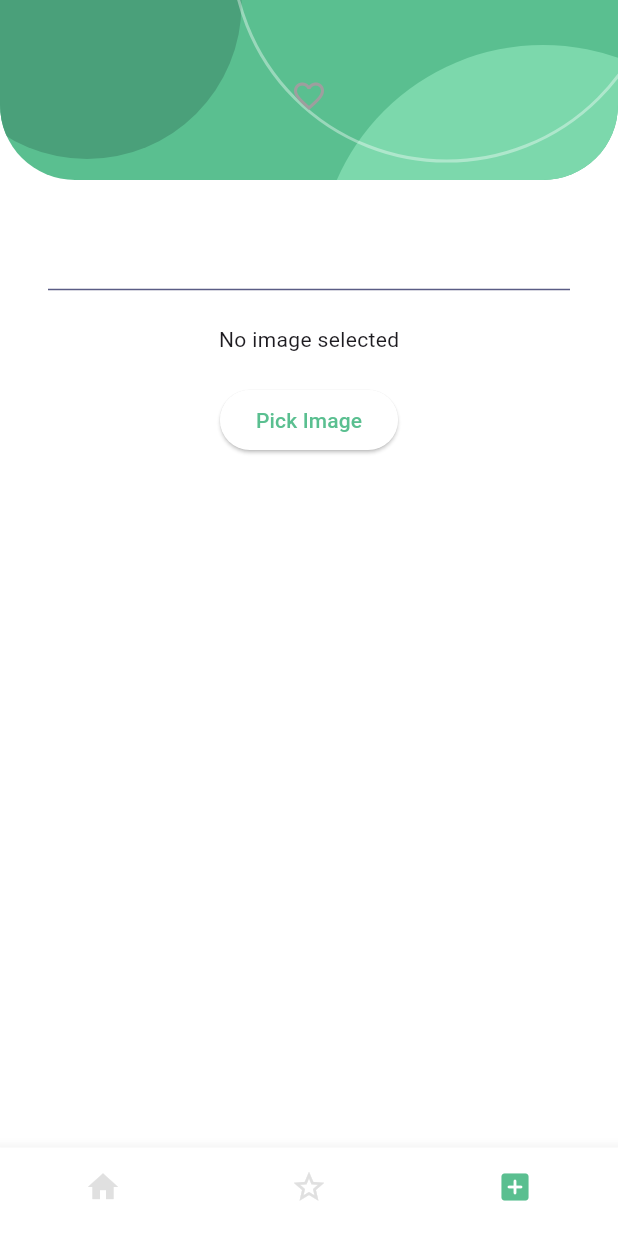
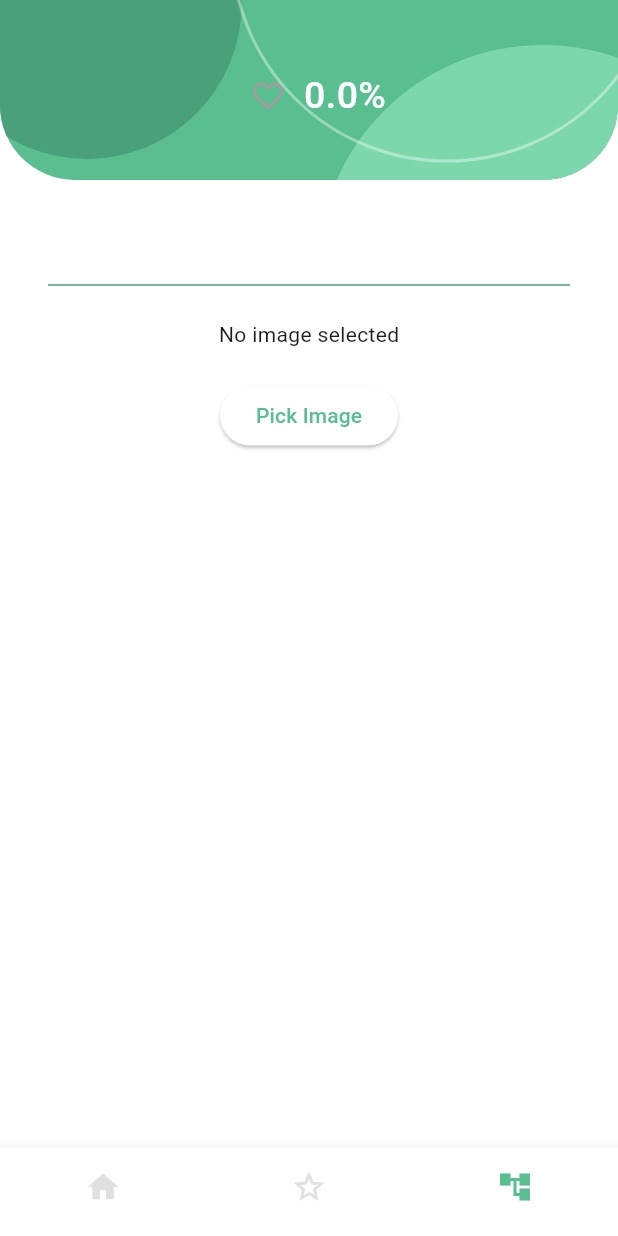
Before and after one commit to mehranghaffarian/Heart-View-Classifier, a Flutter app: the ModelDetailPage screen opened directly with empty values, on a phone screen of 412 x 824 dp. Run offline on Flutter 3.47's test engine with Material 3 defaults, Android fonts, the phone set to English and light mode, and no system bars; our stand-ins replace image_picker, sqflite; missing offline and left inert: tflite_flutter; accounts and stored records are empty.

Commit message:
model edtail page UI enhanced a bit

```diff
--- a/lib/src/pages/model_detail_page.dart
+++ b/lib/src/pages/model_detail_page.dart
@@ -8,10 +8,6 @@ import 'package:hvc_app/src/pages/saved_page.dart';
 import 'package:hvc_app/src/theme/color/light_color.dart';
 import 'package:hvc_app/src/widgets/bottom_navigation_bar.dart';
 import 'package:hvc_app/src/widgets/header.dart';
-import 'package:image_picker/image_picker.dart';
-import 'dart:io';
-import 'dart:typed_data';
-import 'package:flutter/material.dart';
 import 'package:image/image.dart' as img;
 import 'package:image_picker/image_picker.dart';
 import 'package:tflite_flutter/tflite_flutter.dart';
@@ -41,7 +37,7 @@ class _ModelDetailPageState extends State<ModelDetailPage> {
         'assets/models/${widget.model.name}.tflite');
   }
 
-  Future<void> _pickAndClassifyImage() async {
+  Future<void> _pickImage() async {
     final pickedFile =
         await ImagePicker().pickImage(source: ImageSource.gallery);
 
@@ -50,7 +46,12 @@ class _ModelDetailPageState extends State<ModelDetailPage> {
         _image = File(pickedFile.path);
         _predictedLabel = null;
       });
+      await Future.delayed(const Duration(seconds: 1));
+      _classifyImage(pickedFile);
+    }
+  }
 
+  Future<void> _classifyImage(XFile pickedFile) async {
     // Read raw bytes
     final raw = await File(pickedFile.path).readAsBytes();
     img.Image? image = img.decodeImage(raw);
@@ -116,9 +117,8 @@ class _ModelDetailPageState extends State<ModelDetailPage> {
     double confidence = prediction[maxIndex];
 
     setState(() {
-        _predictedLabel = predictedClass+prediction.toString();
+      _predictedLabel = predictedClass; // + prediction.toString()
     });
-    }
   }
 
     @override
@@ -171,6 +171,14 @@ class _ModelDetailPageState extends State<ModelDetailPage> {
                       setState(() {}); // Update UI
                     },
                   ),
+                  Text(
+                    "${model.accuracy}%",
+                    style: const TextStyle(
+                      color: Colors.white,
+                      fontSize: 25,
+                      fontWeight: FontWeight.w500,
+                    ),
+                  ),
                 ],
               ),
             ),
@@ -185,10 +193,15 @@ class _ModelDetailPageState extends State<ModelDetailPage> {
                     textAlign: TextAlign.justify,
                     overflow: TextOverflow.visible,
                     style: const TextStyle(
-                      fontSize: 20,
+                      fontSize: 18,
                     ),
                   ),
-                  const Divider(thickness: 1, endIndent: 16, indent: 16),
+                  const Divider(
+                    thickness: 1,
+                    endIndent: 16,
+                    indent: 16,
+                    color: LightColor.darkGreen,
+                  ),
                   const SizedBox(height: 15),
                   _image != null
                       ? Image.file(_image!,
@@ -197,7 +210,7 @@ class _ModelDetailPageState extends State<ModelDetailPage> {
                   const SizedBox(height: 20),
                   _image == null
                       ? ElevatedButton(
-                          onPressed: _pickAndClassifyImage,
+                          onPressed: _pickImage,
                           child: const Text(
                             'Pick Image',
                             style: TextStyle(color: LightColor.green),
@@ -209,11 +222,8 @@ class _ModelDetailPageState extends State<ModelDetailPage> {
                               style:
                                   const TextStyle(color: LightColor.darkGreen),
                             )
-                          : ElevatedButton(
-                              onPressed: () {},
-                              child: const Text(
-                                'Classify Image',
-                              ),
+                          : const CircularProgressIndicator(
+                              color: LightColor.lightGreen,
                             ),
                 ],
               ),
--- a/lib/src/widgets/bottom_navigation_bar.dart
+++ b/lib/src/widgets/bottom_navigation_bar.dart
@@ -21,7 +21,7 @@ Widget bottomNavigationBar(BuildContext context, Color color, int currentIndex,
     items: [
       _bottomIcons(Icons.home),
       _bottomIcons(Icons.star_border),
-      _bottomIcons(Icons.add_box_rounded),
+      _bottomIcons(Icons.account_tree_sharp),
     ],
     onTap: onPageIconTapped,
   );
```
Lines whose indentation alone changed are shown as unchanged.
